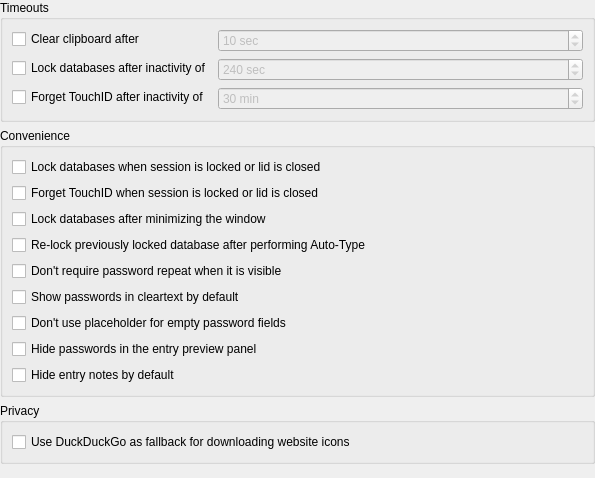
Old version of the form src/gui/ApplicationSettingsWidgetSecurity.ui in the repository keepassxreboot/keepassxc.
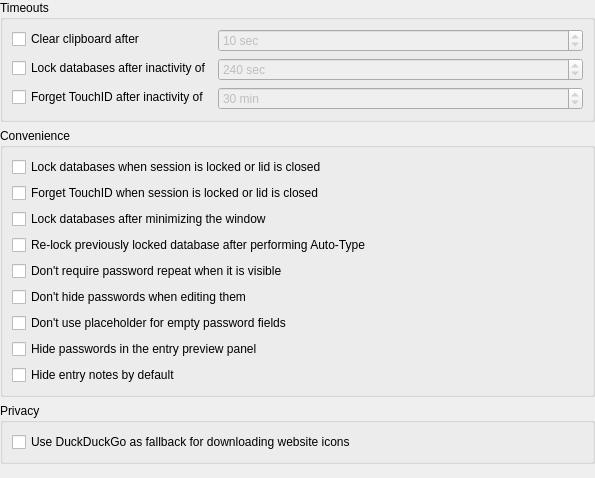
New version of the form.

Patch:
```diff
--- a/src/gui/ApplicationSettingsWidgetSecurity.ui
+++ b/src/gui/ApplicationSettingsWidgetSecurity.ui
@@ -175,7 +175,7 @@
       <item>
        <widget class="QCheckBox" name="passwordCleartextCheckBox">
         <property name="text">
-         <string>Show passwords in cleartext by default</string>
+         <string>Don't hide passwords when editing them</string>
         </property>
        </widget>
       </item>
```
